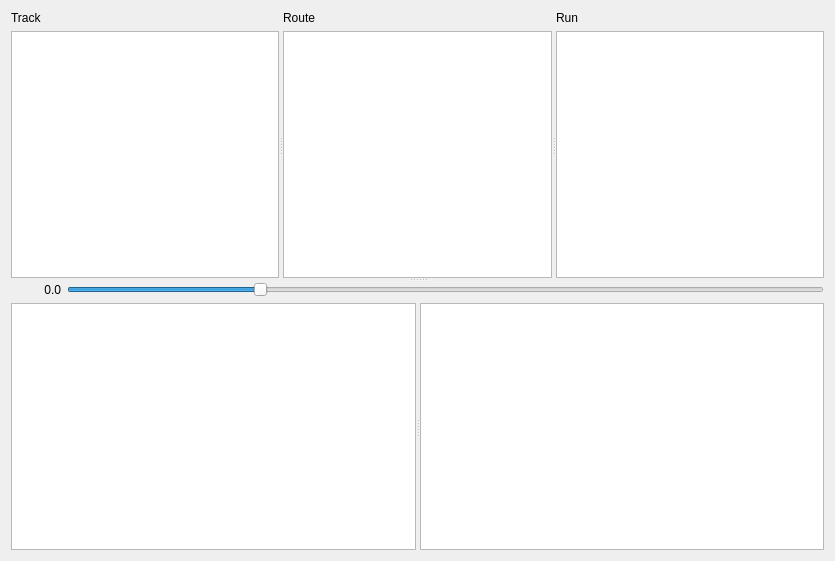
Above: cpp/car-gui/route_window.ui from berickson/car before the change. Below: the same form after it.
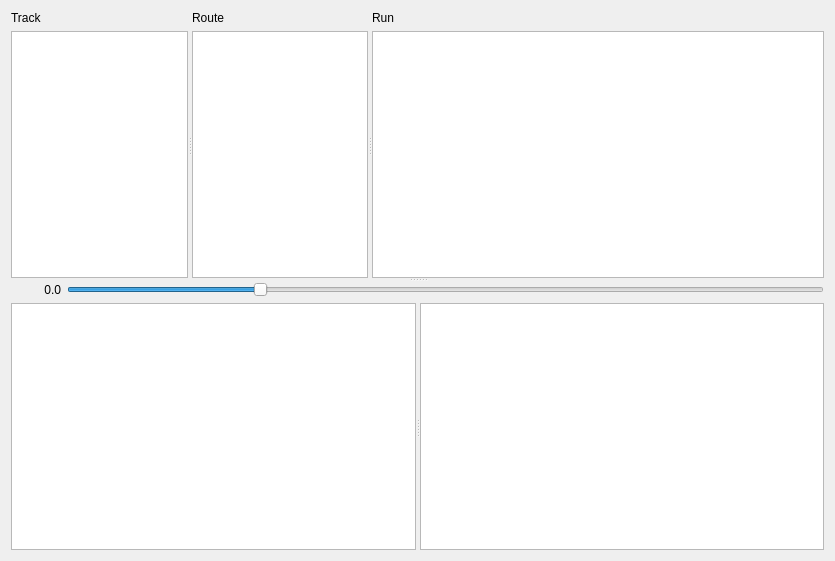
That is the form after the change. Icons and pictures are not drawn.

Diff of the .ui file:
```diff
--- a/cpp/car-gui/route_window.ui
+++ b/cpp/car-gui/route_window.ui
@@ -45,9 +45,15 @@
        <enum>Qt::Horizontal</enum>
       </property>
       <widget class="QWidget" name="layoutWidget">
-       <layout class="QVBoxLayout" name="route_column">
+       <layout class="QVBoxLayout" name="track_column">
         <item>
          <widget class="QLabel" name="track_label">
+          <property name="sizePolicy">
+           <sizepolicy hsizetype="Minimum" vsizetype="Preferred">
+            <horstretch>0</horstretch>
+            <verstretch>0</verstretch>
+           </sizepolicy>
+          </property>
           <property name="text">
            <string>Track</string>
           </property>
@@ -56,25 +62,28 @@
         <item>
          <widget class="QListWidget" name="track_list">
           <property name="sizePolicy">
-           <sizepolicy hsizetype="Expanding" vsizetype="MinimumExpanding">
+           <sizepolicy hsizetype="Minimum" vsizetype="MinimumExpanding">
             <horstretch>0</horstretch>
             <verstretch>0</verstretch>
            </sizepolicy>
           </property>
-          <property name="minimumSize">
-           <size>
-            <width>100</width>
-            <height>100</height>
-           </size>
+          <property name="sizeAdjustPolicy">
+           <enum>QAbstractScrollArea::AdjustToContents</enum>
           </property>
          </widget>
         </item>
        </layout>
       </widget>
       <widget class="QWidget" name="layoutWidget_2">
-       <layout class="QVBoxLayout" name="track_column_4">
+       <layout class="QVBoxLayout" name="route_column">
         <item>
          <widget class="QLabel" name="route_label">
+          <property name="sizePolicy">
+           <sizepolicy hsizetype="Minimum" vsizetype="Preferred">
+            <horstretch>0</horstretch>
+            <verstretch>0</verstretch>
+           </sizepolicy>
+          </property>
           <property name="text">
            <string>Route</string>
           </property>
@@ -83,11 +92,14 @@
         <item>
          <widget class="QListWidget" name="route_list">
           <property name="sizePolicy">
-           <sizepolicy hsizetype="Expanding" vsizetype="MinimumExpanding">
+           <sizepolicy hsizetype="Minimum" vsizetype="MinimumExpanding">
             <horstretch>0</horstretch>
             <verstretch>0</verstretch>
            </sizepolicy>
           </property>
+          <property name="sizeAdjustPolicy">
+           <enum>QAbstractScrollArea::AdjustToContents</enum>
+          </property>
          </widget>
         </item>
        </layout>
```
Left out of the diff: 12 changed lines with no effect on the pictures.
